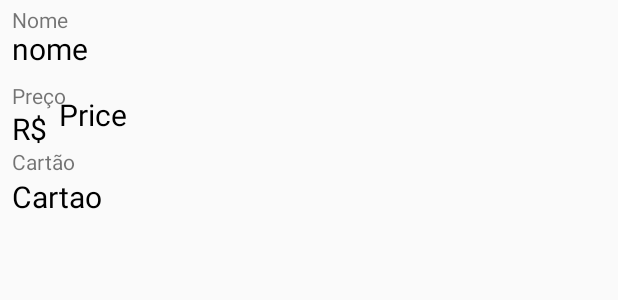
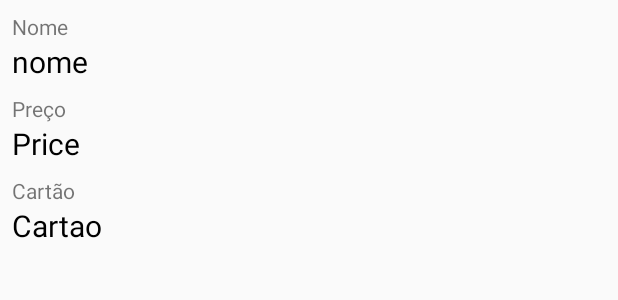
Before and after one commit to FourAndSurfer/VirtualStore, an Android app: the layout custom_transacoes_layout.xml on its own in the app's theme, with its tools: preview values and no code run, on a phone screen of 412 x 824 dp. Shown: the top 300 px of the screen. Run offline under Robolectric (Android 15) with nearby library versions, the phone set to English and light mode, and no system bars.

Commit message:
🎨  Atualiza layout de histórico de transações

```diff
--- a/app/src/main/java/com/example/victo/virtualstore/PagamentoActivity.java
+++ b/app/src/main/java/com/example/victo/virtualstore/PagamentoActivity.java
@@ -50,7 +50,7 @@ public class PagamentoActivity extends AppCompatActivity {
             {
                 String errorMessage = validateFields();
                 if (errorMessage == null) {
-                    dh.insert(etNome.getText().toString(), tvTotal.getText().toString(), creditCard.getText().toString());
+                    dh.insert(tvTotal.getText().toString(), etNome.getText().toString(), creditCard.getText().toString().substring(11));
                     AlertDialog.Builder adb = new AlertDialog.Builder(PagamentoActivity.this);
                     adb.setTitle("Sucesso");
                     adb.setMessage("Comprado com Sucesso!");
--- a/app/src/main/res/layout/custom_transacoes_layout.xml
+++ b/app/src/main/res/layout/custom_transacoes_layout.xml
@@ -1,23 +1,19 @@
 <?xml version="1.0" encoding="utf-8"?>
-<LinearLayout xmlns:android="http://schemas.android.com/apk/res/android"
+<android.support.constraint.ConstraintLayout xmlns:android="http://schemas.android.com/apk/res/android"
     xmlns:app="http://schemas.android.com/apk/res-auto"
     xmlns:tools="http://schemas.android.com/tools"
-    android:orientation="horizontal" android:layout_width="match_parent"
+    android:layout_width="match_parent"
     android:layout_height="match_parent"
+    android:orientation="vertical"
     android:weightSum="1">
-
-    <android.support.constraint.ConstraintLayout
-        android:layout_width="wrap_content"
-        android:layout_height="wrap_content">
-        android:orientation="vertical">
 
     <TextView
         android:id="@+id/txtNome"
-            android:layout_width="wrap_content"
+        android:layout_width="match_parent"
         android:layout_height="wrap_content"
         android:layout_marginLeft="8dp"
         android:layout_marginRight="8dp"
-            android:layout_marginTop="-4dp"
+        android:layout_marginTop="0dp"
         android:text="nome"
         android:textColor="@android:color/background_dark"
         android:textSize="20sp"
@@ -28,30 +24,17 @@
 
     <TextView
         android:id="@+id/txtPrice"
-            android:layout_width="wrap_content"
+        android:layout_width="match_parent"
         android:layout_height="wrap_content"
-            android:layout_marginRight="50dp"
+        android:layout_marginEnd="8dp"
+        android:layout_marginStart="8dp"
         android:text="Price"
         android:textColor="@android:color/background_dark"
         android:textSize="20sp"
-            app:layout_constraintRight_toRightOf="parent"
-            app:layout_constraintLeft_toRightOf="@+id/textView5"
-            android:layout_marginLeft="8dp"
         app:layout_constraintHorizontal_bias="0.0"
-            app:layout_constraintTop_toTopOf="@+id/textView5"
-            android:layout_marginTop="-9dp" />
-
-        <TextView
-            android:id="@+id/textView5"
-            android:layout_width="wrap_content"
-            android:layout_height="wrap_content"
-            android:text="R$"
-            android:textColor="@android:color/background_dark"
-            android:textSize="20sp"
-            android:layout_marginTop="-1dp"
-            app:layout_constraintTop_toBottomOf="@+id/priceTitleTextView"
-            android:layout_marginLeft="8dp"
-            app:layout_constraintLeft_toLeftOf="parent" />
+        app:layout_constraintEnd_toEndOf="parent"
+        app:layout_constraintStart_toStartOf="parent"
+        app:layout_constraintTop_toBottomOf="@+id/priceTitleTextView" />
 
     <TextView
         android:id="@+id/productNameTextView"
@@ -59,7 +42,7 @@
         android:layout_height="wrap_content"
         android:layout_marginLeft="8dp"
         android:layout_marginRight="8dp"
-            android:layout_marginTop="3dp"
+        android:layout_marginTop="8dp"
         android:text="Nome"
         app:layout_constraintHorizontal_bias="0.0"
         app:layout_constraintLeft_toLeftOf="parent"
@@ -70,14 +53,14 @@
         android:id="@+id/priceTitleTextView"
         android:layout_width="wrap_content"
         android:layout_height="wrap_content"
+        android:layout_marginLeft="8dp"
+        android:layout_marginRight="8dp"
+        android:layout_marginTop="8dp"
         android:text="Preço"
-            android:layout_marginTop="8dp"
-            app:layout_constraintTop_toBottomOf="@+id/txtNome"
-            android:layout_marginLeft="8dp"
+        app:layout_constraintHorizontal_bias="0.0"
         app:layout_constraintLeft_toLeftOf="parent"
-            android:layout_marginRight="8dp"
         app:layout_constraintRight_toRightOf="parent"
-            app:layout_constraintHorizontal_bias="0.0" />
+        app:layout_constraintTop_toBottomOf="@+id/txtNome" />
 
     <TextView
         android:id="@+id/sellerTitleTextView"
@@ -94,7 +77,7 @@
 
     <TextView
         android:id="@+id/txtCartao"
-            android:layout_width="wrap_content"
+        android:layout_width="match_parent"
         android:layout_height="wrap_content"
         android:layout_marginLeft="8dp"
         android:layout_marginRight="8dp"
@@ -106,6 +89,5 @@
         app:layout_constraintRight_toRightOf="parent"
         app:layout_constraintTop_toBottomOf="@+id/sellerTitleTextView" />
 
+
 </android.support.constraint.ConstraintLayout>
-
-</LinearLayout>
```
Lines whose indentation alone changed are shown as unchanged.
